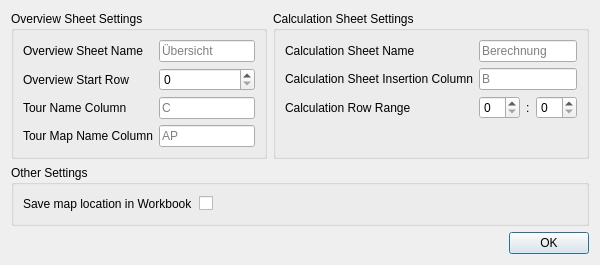
Above: ui/settingsDialog.ui from syzen08/excelmaplink before the change. Below: the same form after it.
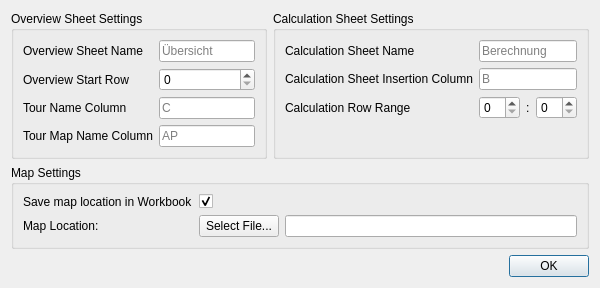
That is the form after the change.

Patch:
```diff
--- a/ui/settingsDialog.ui
+++ b/ui/settingsDialog.ui
@@ -7,7 +7,7 @@
     <x>0</x>
     <y>0</y>
     <width>600</width>
-    <height>256</height>
+    <height>280</height>
    </rect>
   </property>
   <property name="windowTitle">
@@ -158,16 +158,9 @@
    <item>
     <widget class="QGroupBox" name="otherSettings">
      <property name="title">
-      <string>Other Settings</string>
+      <string>Map Settings</string>
      </property>
      <layout class="QGridLayout" name="gridLayout">
-      <item row="0" column="1">
-       <widget class="QCheckBox" name="saveMapLocationCheckBox">
-        <property name="text">
-         <string/>
-        </property>
-       </widget>
-      </item>
       <item row="0" column="0">
        <widget class="QLabel" name="saveMapLocationLabel">
         <property name="text">
@@ -175,18 +168,32 @@
         </property>
        </widget>
       </item>
-      <item row="0" column="2">
-       <spacer name="horizontalSpacer">
-        <property name="orientation">
-         <enum>Qt::Orientation::Horizontal</enum>
+      <item row="1" column="0">
+       <widget class="QLabel" name="mapLocationLabel">
+        <property name="text">
+         <string>Map Location:</string>
         </property>
-        <property name="sizeHint" stdset="0">
-         <size>
-          <width>40</width>
-          <height>20</height>
-         </size>
+       </widget>
+      </item>
+      <item row="1" column="2">
+       <widget class="QLineEdit" name="mapLocationLineEdit"/>
+      </item>
+      <item row="0" column="1">
+       <widget class="QCheckBox" name="saveMapLocationCheckBox">
+        <property name="text">
+         <string/>
         </property>
-       </spacer>
+        <property name="checked">
+         <bool>true</bool>
+        </property>
+       </widget>
+      </item>
+      <item row="1" column="1">
+       <widget class="QPushButton" name="mapLocationButton">
+        <property name="text">
+         <string>Select File...</string>
+        </property>
+       </widget>
       </item>
      </layout>
     </widget>
```
